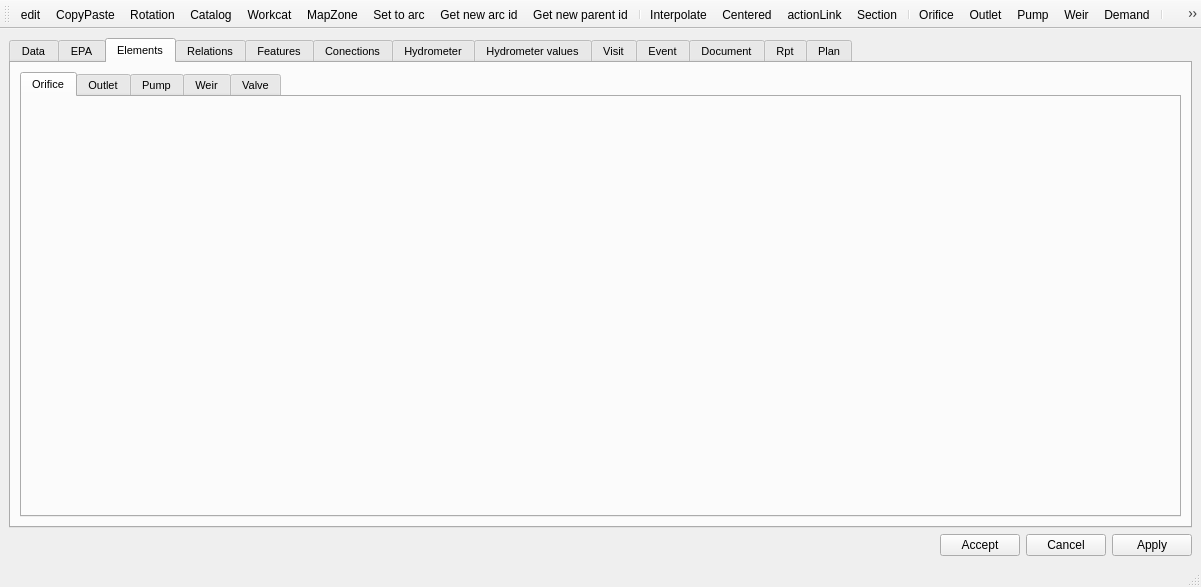
First picture: the form in core/ui/toolbars/basic/info_feature.ui, repository Giswater/giswater_qgis_plugin, before the edit.
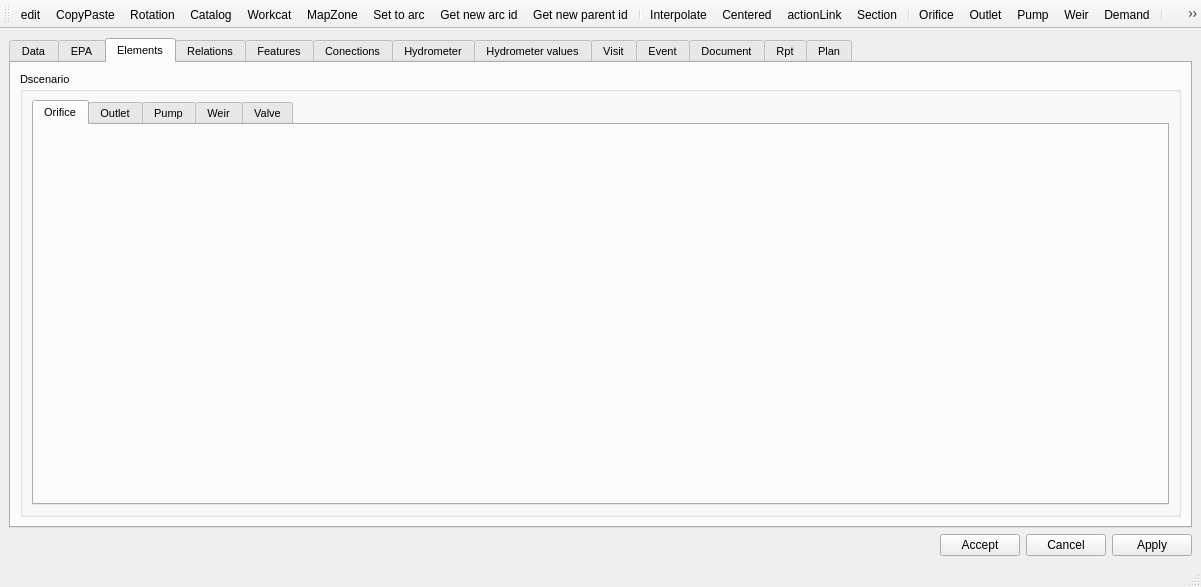
Second picture: the form after the edit. The open tabs and pages were chosen to show the change. Custom widgets are drawn as their Qt base class.

Commit message: feat(info): add/remove frelem to dscenario functions

The edit to the form file:
```diff
--- a/core/ui/toolbars/basic/info_feature.ui
+++ b/core/ui/toolbars/basic/info_feature.ui
@@ -218,7 +218,13 @@
         <string>Elements</string>
        </attribute>
        <layout class="QGridLayout" name="gridLayout_2">
-        <item row="4" column="0">
+        <item row="3" column="0">
+         <widget class="QgsCollapsibleGroupBox" name="grb_frelem_dscenario">
+          <property name="title">
+           <string>Dscenario</string>
+          </property>
+          <layout class="QGridLayout" name="gridLayout_13">
+           <item row="1" column="0">
          <layout class="QGridLayout" name="lyt_element_dscenario_2">
           <item row="0" column="0">
            <widget class="QTabWidget" name="tab_frelem_dscenario">
@@ -285,8 +291,11 @@
         <item row="5" column="0">
          <layout class="QGridLayout" name="lyt_element_dscenario_3"/>
         </item>
-        <item row="1" column="0">
-         <layout class="QGridLayout" name="lyt_element_2"/>
+          </layout>
+         </widget>
+        </item>
+        <item row="0" column="0">
+         <layout class="QGridLayout" name="lyt_element_1"/>
         </item>
         <item row="2" column="0">
          <layout class="QGridLayout" name="lyt_element_3"/>
@@ -732,6 +741,14 @@
    </property>
   </action>
  </widget>
+ <customwidgets>
+  <customwidget>
+   <class>QgsCollapsibleGroupBox</class>
+   <extends>QGroupBox</extends>
+   <header>qgscollapsiblegroupbox.h</header>
+   <container>1</container>
+  </customwidget>
+ </customwidgets>
  <tabstops>
   <tabstop>tab_main</tabstop>
  </tabstops>
```
Left out of the diff: 26 changed lines with no effect on the pictures. Lines whose indentation alone changed are shown as unchanged. The commit also changes 1 other file.
